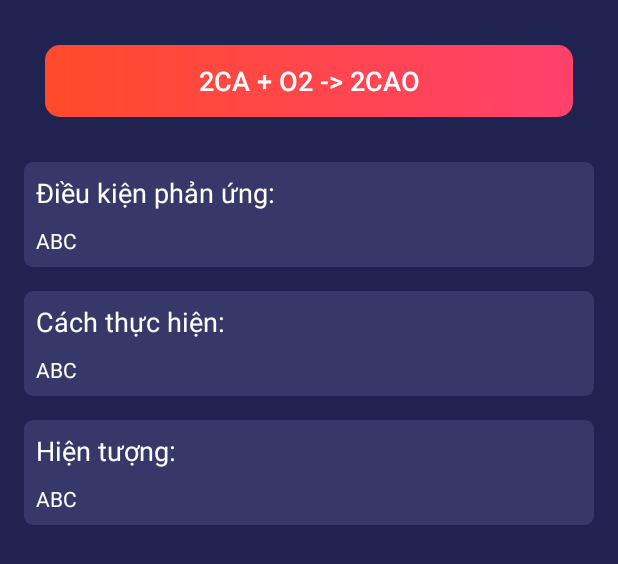
After one commit to minhman318/SimpleChem, an Android app: the layout formula_detail.xml on its own in the app's theme, with its tools: preview values and no code run, on a phone screen of 412 x 824 dp. The commit adds this screen. Shown: the top 564 px of the screen. Run offline under Robolectric (Android 15) with nearby library versions, the phone set to English and light mode, and no system bars.

Commit message:
Formula details screen

```diff
--- a/app/src/main/res/drawable/button.xml
+++ b/app/src/main/res/drawable/button.xml
@@ -7,6 +7,8 @@
                 android:endColor="@color/gradient_end"
                 android:angle="180" />
             <corners
+                android:topLeftRadius="10dp"
+                android:topRightRadius="10dp"
                 android:bottomLeftRadius="10dp"
                 android:bottomRightRadius="10dp" />
         </shape>
--- /dev/null
+++ b/app/src/main/res/drawable/ic_menu_black_24dp.xml
@@ -0,0 +1,5 @@
+<vector android:height="24dp" android:tint="#FFFFFF"
+    android:viewportHeight="24.0" android:viewportWidth="24.0"
+    android:width="24dp" xmlns:android="http://schemas.android.com/apk/res/android">
+    <path android:fillColor="#FF000000" android:pathData="M3,18h18v-2L3,16v2zM3,13h18v-2L3,11v2zM3,6v2h18L21,6L3,6z"/>
+</vector>
--- /dev/null
+++ b/app/src/main/res/drawable/rounded_tv.xml
@@ -0,0 +1,13 @@
+<?xml version="1.0" encoding="utf-8"?>
+<shape xmlns:android="http://schemas.android.com/apk/res/android">
+
+    <solid android:color="@color/colorAccent" />
+
+    <corners
+        android:topLeftRadius="6dp"
+        android:topRightRadius="6dp"
+        android:bottomLeftRadius="6dp"
+        android:bottomRightRadius="6dp" />
+
+
+</shape>
--- /dev/null
+++ b/app/src/main/res/layout/formula_detail.xml
@@ -0,0 +1,94 @@
+<?xml version="1.0" encoding="utf-8"?>
+<LinearLayout
+    xmlns:android="http://schemas.android.com/apk/res/android"
+    android:layout_width="match_parent"
+    android:layout_height="match_parent"
+
+    android:background="@color/colorPrimaryDark"
+    android:orientation="vertical">
+
+    <Button
+        android:layout_width="match_parent"
+        android:layout_height="wrap_content"
+        android:layout_margin="30dp"
+        android:text="2Ca + O2 -> 2CaO"
+        android:textColor="@android:color/white"
+        android:textSize="@dimen/txt_sz_m"
+        android:background="@drawable/button"/>
+
+    <LinearLayout
+
+        android:layout_marginStart="@dimen/pd_l"
+        android:layout_marginEnd="@dimen/pd_l"
+        android:layout_width="match_parent"
+        android:background="@drawable/rounded_tv"
+        android:orientation="vertical"
+        android:padding="@dimen/pd_m"
+        android:layout_height="wrap_content">
+        <TextView
+            android:text="Điều kiện phản ứng: "
+            android:textSize="@dimen/txt_sz_m"
+            android:textColor="@android:color/white"
+            android:layout_width="wrap_content"
+            android:layout_height="wrap_content" />
+        <TextView
+            android:textColor="@android:color/white"
+            android:layout_marginTop="10dp"
+            android:layout_width="wrap_content"
+            android:text="ABC"
+            android:layout_height="wrap_content" />
+    </LinearLayout>
+
+
+    <LinearLayout
+        android:layout_marginTop="@dimen/pd_l"
+        android:layout_marginStart="@dimen/pd_l"
+        android:layout_marginEnd="@dimen/pd_l"
+        android:layout_width="match_parent"
+        android:background="@drawable/rounded_tv"
+        android:orientation="vertical"
+        android:padding="@dimen/pd_m"
+        android:layout_height="wrap_content">
+        <TextView
+            android:text="Cách thực hiện: "
+            android:textSize="@dimen/txt_sz_m"
+            android:textColor="@android:color/white"
+            android:layout_width="wrap_content"
+            android:layout_height="wrap_content" />
+        <TextView
+            android:textColor="@android:color/white"
+            android:layout_marginTop="10dp"
+            android:layout_width="wrap_content"
+            android:text="ABC"
+            android:layout_height="wrap_content" />
+    </LinearLayout>
+
+    <LinearLayout
+        android:layout_marginTop="@dimen/pd_l"
+        android:layout_marginStart="@dimen/pd_l"
+        android:layout_marginEnd="@dimen/pd_l"
+        android:layout_width="match_parent"
+        android:background="@drawable/rounded_tv"
+        android:orientation="vertical"
+        android:padding="@dimen/pd_m"
+        android:layout_height="wrap_content">
+        <TextView
+            android:text="Hiện tượng: "
+            android:textSize="@dimen/txt_sz_m"
+            android:textColor="@android:color/white"
+            android:layout_width="wrap_content"
+            android:layout_height="wrap_content" />
+        <TextView
+            android:textColor="@android:color/white"
+            android:layout_marginTop="10dp"
+            android:layout_width="wrap_content"
+            android:text="ABC"
+            android:layout_height="wrap_content" />
+    </LinearLayout>
+
+
+
+
+
+
+</LinearLayout>
--- a/app/src/main/res/values/values.xml
+++ b/app/src/main/res/values/values.xml
@@ -14,7 +14,7 @@
     <dimen name="pd_xxl">48dp</dimen>
 
     <dimen name="txt_sz_s">12sp</dimen>
-    <dimen name="txt_sz_m">16sp</dimen>
+    <dimen name="txt_sz_m">18sp</dimen>
     <dimen name="txt_sz_l">20sp</dimen>
 
     <dimen name="standard_height">40dp</dimen>
```
Also changed, not shown: app/src/main/java/com/manminh/simplechem/ui/main/MainActivity.java (+8 -7 lines), app/src/main/res/layout/activity_balance.xml (+31 -0 lines), app/src/main/res/layout/activity_search.xml (added, +88 -0 lines), app/src/main/res/layout/nav_header.xml (added, +17 -0 lines), app/src/main/res/menu/drawer_view.xml (added, +18 -0 lines).
